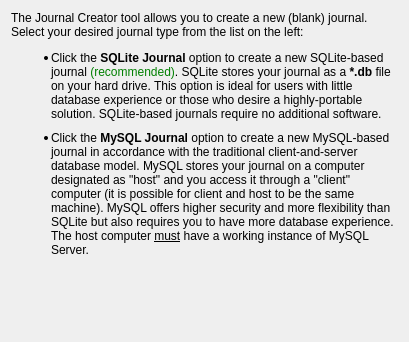
Above: ui/journalcreatorcoverpage.ui from pwizard2/robojournal before the change. Below: the same form after it.
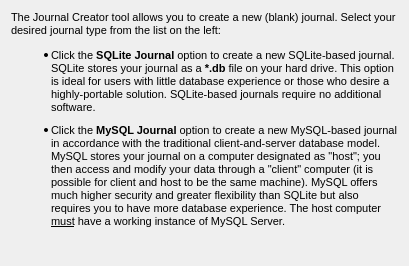
That is the form after the change.

What changed in the file:
```diff
--- a/ui/journalcreatorcoverpage.ui
+++ b/ui/journalcreatorcoverpage.ui
@@ -7,7 +7,7 @@
     <x>0</x>
     <y>0</y>
     <width>409</width>
-    <height>342</height>
+    <height>266</height>
    </rect>
   </property>
   <property name="windowTitle">
@@ -17,7 +17,13 @@
    <item>
     <widget class="QLabel" name="label">
      <property name="text">
-      <string>&lt;html&gt;&lt;head/&gt;&lt;body&gt;&lt;p&gt;The Journal Creator tool allows you to create a new (blank) journal. Select your desired journal type from the list on the left:&lt;/p&gt;&lt;ul style=&quot;margin-top: 0px; margin-bottom: 0px; margin-left: 0px; margin-right: 0px; -qt-list-indent: 1;&quot;&gt;&lt;li style=&quot; margin-top:12px; margin-bottom:10px; margin-left:0px; margin-right:0px; -qt-block-indent:0; text-indent:0px;&quot;&gt;Click the &lt;span style=&quot; font-weight:600;&quot;&gt;SQLite Journal&lt;/span&gt; option to create a new SQLite-based journal &lt;span style=&quot; color:#008000;&quot;&gt;(recommended)&lt;/span&gt;. SQLite stores your journal as a &lt;span style=&quot; font-weight:600;&quot;&gt;*.db&lt;/span&gt; file on your hard drive. This option is ideal for users with little database experience or those who desire a highly-portable solution. SQLite-based journals require no additional software.&lt;/li&gt;&lt;li style=&quot; margin-top:0px; margin-bottom:12px; margin-left:0px; margin-right:0px; -qt-block-indent:0; text-indent:0px;&quot;&gt;Click the &lt;span style=&quot; font-weight:600;&quot;&gt;MySQL Journal&lt;/span&gt; option to create a new MySQL-based journal in accordance with the traditional client-and-server database model. MySQL stores your journal on a computer designated as &amp;quot;host&amp;quot; and you access it through a &amp;quot;client&amp;quot; computer (it is possible for client and host to be the same machine). MySQL offers higher security and more flexibility than SQLite but also requires you to have more database experience. The host computer &lt;span style=&quot; text-decoration: underline;&quot;&gt;must&lt;/span&gt; have a working instance of MySQL Server.&lt;/li&gt;&lt;/ul&gt;&lt;/body&gt;&lt;/html&gt;</string>
+      <string>&lt;!DOCTYPE HTML PUBLIC &quot;-//W3C//DTD HTML 4.0//EN&quot; &quot;http://www.w3.org/TR/REC-html40/strict.dtd&quot;&gt;
+&lt;html&gt;&lt;head&gt;&lt;meta name=&quot;qrichtext&quot; content=&quot;1&quot; /&gt;&lt;style type=&quot;text/css&quot;&gt;
+p, li { white-space: pre-wrap; }
+&lt;/style&gt;&lt;/head&gt;&lt;body style=&quot; font-family:'MS Shell Dlg 2'; font-size:8.25pt; font-weight:400; font-style:normal;&quot;&gt;
+&lt;p style=&quot; margin-top:12px; margin-bottom:12px; margin-left:0px; margin-right:0px; -qt-block-indent:0; text-indent:0px;&quot;&gt;&lt;span style=&quot; font-size:8pt;&quot;&gt;The Journal Creator tool allows you to create a new (blank) journal. Select your desired journal type from the list on the left:&lt;/span&gt;&lt;/p&gt;
+&lt;ul style=&quot;margin-top: 0px; margin-bottom: 0px; margin-left: 0px; margin-right: 0px; -qt-list-indent: 1;&quot;&gt;&lt;li style=&quot; font-size:8pt;&quot; style=&quot; margin-top:12px; margin-bottom:10px; margin-left:0px; margin-right:0px; -qt-block-indent:0; text-indent:0px;&quot;&gt;Click the &lt;span style=&quot; font-weight:600;&quot;&gt;SQLite Journal&lt;/span&gt; option to create a new SQLite-based journal. SQLite stores your journal as a &lt;span style=&quot; font-weight:600;&quot;&gt;*.db&lt;/span&gt; file on your hard drive. This option is ideal for users with little database experience or those who desire a highly-portable solution. SQLite-based journals require no additional software.&lt;/li&gt;
+&lt;li style=&quot; font-size:8pt;&quot; style=&quot; margin-top:0px; margin-bottom:12px; margin-left:0px; margin-right:0px; -qt-block-indent:0; text-indent:0px;&quot;&gt;Click the &lt;span style=&quot; font-weight:600;&quot;&gt;MySQL Journal&lt;/span&gt; option to create a new MySQL-based journal in accordance with the traditional client-and-server database model. MySQL stores your journal on a computer designated as &amp;quot;host&amp;quot;; you then access and modify your data through a &amp;quot;client&amp;quot; computer (it is possible for client and host to be the same machine). MySQL offers much higher security and greater flexibility than SQLite but also requires you to have more database experience. The host computer &lt;span style=&quot; text-decoration: underline;&quot;&gt;must&lt;/span&gt; have a working instance of MySQL Server.&lt;/li&gt;&lt;/ul&gt;&lt;/body&gt;&lt;/html&gt;</string>
      </property>
      <property name="wordWrap">
       <bool>true</bool>
```
